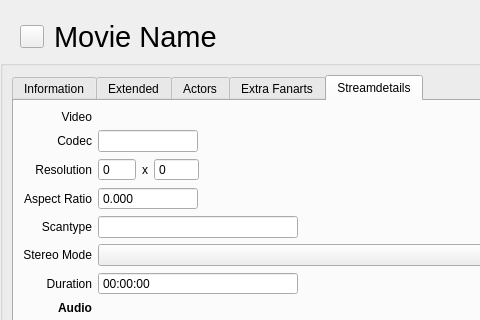
Before: the Qt Designer form movies/MovieWidget.ui in Komet/MediaElch, drawn with Qt 5; both pictures show x 0 to 480 and y 0 to 320 of the 934 by 811 pixel window.
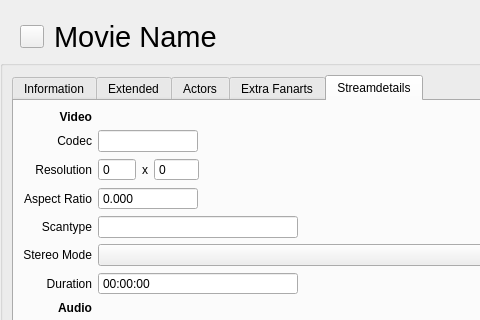
After: the same form once the commit is applied. The open tabs and pages were chosen to show the change. Icons and pictures are not drawn. Custom widgets are drawn as their Qt base class.

Diff of the .ui file:
```diff
--- a/movies/MovieWidget.ui
+++ b/movies/MovieWidget.ui
@@ -944,6 +944,12 @@
               </item>
               <item row="0" column="0">
                <widget class="QLabel" name="label_27">
+                <property name="font">
+                 <font>
+                  <weight>75</weight>
+                  <bold>true</bold>
+                 </font>
+                </property>
                 <property name="text">
                  <string>Video</string>
                 </property>
```
Left out of the diff: 2 changed lines with no effect on the pictures.
